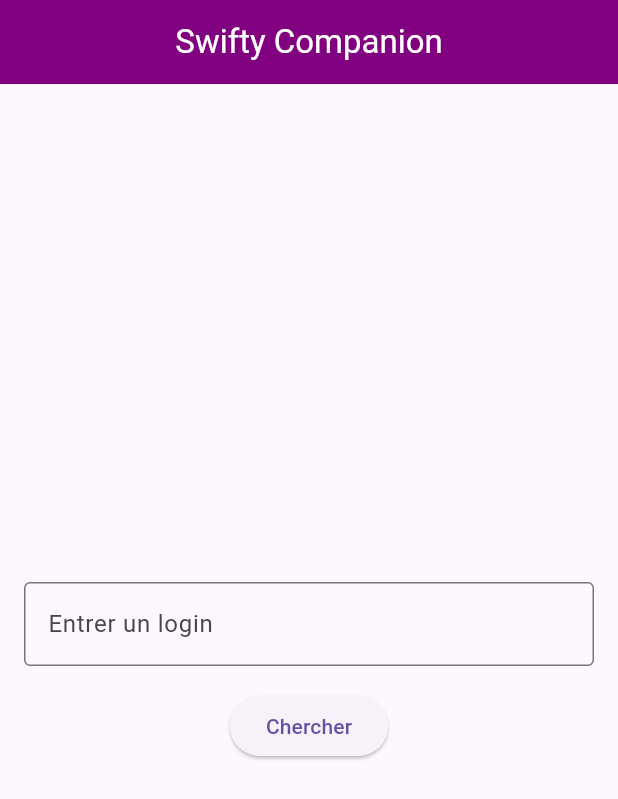
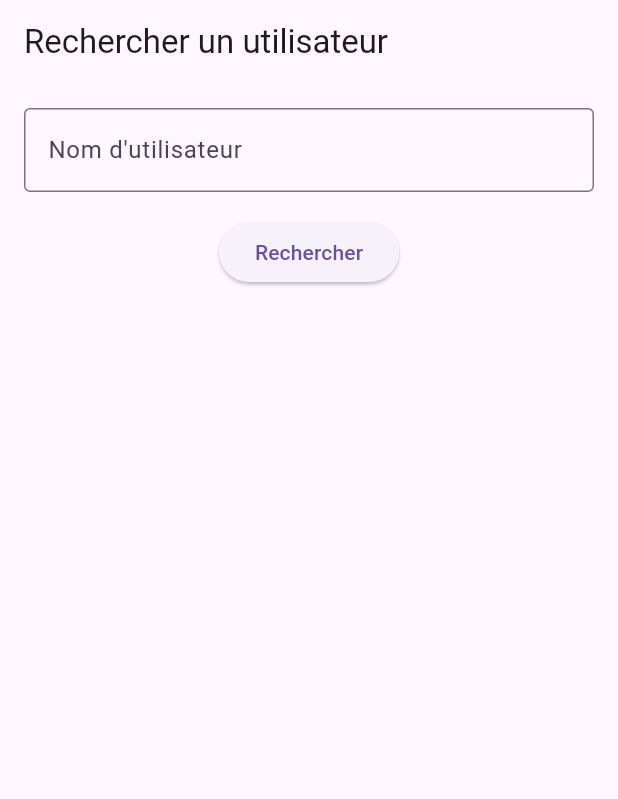
Before and after one commit to Nowa-k/swifty-companion, a Flutter app: the screen it shows after launch, on a phone screen of 412 x 824 dp. Shown: the top 799 px of the screen. Run offline on Flutter 3.47's test engine with Material 3 defaults, Android fonts, the phone set to English and light mode, and no system bars; accounts and stored records are empty.

```diff
--- /dev/null
+++ b/swifty/devtools_options.yaml
@@ -0,0 +1,3 @@
+description: This file stores settings for Dart & Flutter DevTools.
+documentation: https://docs.flutter.dev/tools/devtools/extensions#configure-extension-enablement-states
+extensions:
--- a/swifty/lib/main.dart
+++ b/swifty/lib/main.dart
@@ -1,47 +1,26 @@
 import 'package:flutter/material.dart';
-import 'views/form_username.dart';
+import 'package:provider/provider.dart';
+import 'views/search_user_page.dart';
+import 'views_models/user_viewmodel.dart';
 
 void main() {
-  runApp(const MyApp());
+  runApp(
+    MultiProvider(
+      providers: [
+        ChangeNotifierProvider(create: (_) => UserViewModel()),
+      ],
+      child: MyApp(),
+    ),
+  );
 }
 
 class MyApp extends StatelessWidget {
-  const MyApp({super.key});
-
   @override
   Widget build(BuildContext context) {
     return MaterialApp(
-      title: 'Swifty',
-      theme: ThemeData(
-        primarySwatch: Colors.purple,
-      ),
-      home: const HomePage(),
+      debugShowCheckedModeBanner: false,
+      title: 'Flutter MVVM',
+      home: SearchUserPage(),
     );
   }
 }
-
-class HomePage extends StatelessWidget {
-  const HomePage({super.key});
-
-  @override
-  Widget build(BuildContext context) {
-    return Scaffold(
-      appBar: AppBar(
-        title: const Text(
-            'Swifty Companion',
-            style: TextStyle(color: Colors.white)
-        ),
-        centerTitle: true,
-        backgroundColor: const Color(0xFF800080),
-      ),
-      body: const Center(
-        child: Column(
-          mainAxisAlignment: MainAxisAlignment.center,
-          children: <Widget>[
-            FormUsername(),
-          ],
-        ),
-      ),
-    );
-  }
-}
--- /dev/null
+++ b/swifty/lib/models/userModel.dart
@@ -0,0 +1,17 @@
+class UserModel {
+  final String id;
+  final String name;
+  final String email;
+  final String username;
+
+  UserModel({required this.id, required this.name, required this.email, required this.username});
+
+  factory UserModel.fromJson(Map<String, dynamic> json) {
+    return UserModel(
+      id: json['id'],
+      name: json['name'],
+      email: json['email'],
+      username: json['username'],
+    );
+  }
+}
--- a/swifty/lib/views/form_username.dart
+++ /dev/null
@@ -1,51 +0,0 @@
-import 'package:flutter/material.dart';
-import 'user_information.dart';
-
-class FormUsername extends StatefulWidget {
-  const FormUsername({super.key});
-
-  @override
-  State<FormUsername> createState() => _FormUsernameState();
-}
-
-class _FormUsernameState extends State<FormUsername> {
-  final myController = TextEditingController();
-
-  @override
-  void dispose() {
-    myController.dispose();
-    super.dispose();
-  }
-
-  @override
-  Widget build(BuildContext context) {
-    return Column(
-      mainAxisAlignment: MainAxisAlignment.center,
-      children: [
-        Padding(
-          padding: const EdgeInsets.all(16),
-          child: TextField(
-            controller: myController,
-            style: const TextStyle(color: Color(0xFF800080)),
-            decoration: const InputDecoration(
-              labelText: 'Entrer un login',
-              border: OutlineInputBorder(),
-            ),
-          ),
-        ),
-        ElevatedButton(
-          onPressed: () {
-            String enteredText = myController.text;
-            Navigator.push(
-              context,
-              MaterialPageRoute(
-                builder: (context) => UserInformation(inputText: enteredText), // Passage des données à la seconde page
-              ),
-            );
-          },
-          child: const Text('Chercher'),
-        ),
-      ],
-    );
-  }
-}
--- /dev/null
+++ b/swifty/lib/views/search_user_page.dart
@@ -0,0 +1,51 @@
+import 'package:flutter/material.dart';
+import 'package:provider/provider.dart';
+import '../views_models/user_viewmodel.dart';
+import 'user_detail_page.dart';
+
+class SearchUserPage extends StatelessWidget {
+  final TextEditingController _controller = TextEditingController();
+
+  @override
+  Widget build(BuildContext context) {
+    return Scaffold(
+      appBar: AppBar(title: Text("Rechercher un utilisateur")),
+      body: Padding(
+        padding: const EdgeInsets.all(16.0),
+        child: Column(
+          children: [
+            TextField(
+              controller: _controller,
+              decoration: InputDecoration(
+                labelText: "Nom d'utilisateur",
+                border: OutlineInputBorder(),
+              ),
+            ),
+            SizedBox(height: 16),
+            ElevatedButton(
+              onPressed: () {
+                final username = _controller.text.trim();
+                if (username.isNotEmpty) {
+                  Provider.of<UserViewModel>(context, listen: false).fetchUser(username).then((_) {
+                    final user = Provider.of<UserViewModel>(context, listen: false).user;
+                    if (user != null) {
+                      Navigator.push(
+                        context,
+                        MaterialPageRoute(builder: (context) => UserDetailPage()),
+                      );
+                    } else {
+                      ScaffoldMessenger.of(context).showSnackBar(
+                        SnackBar(content: Text('Utilisateur introuvable.')),
+                      );
+                    }
+                  });
+                }
+              },
+              child: Text("Rechercher"),
+            ),
+          ],
+        ),
+      ),
+    );
+  }
+}
--- /dev/null
+++ b/swifty/lib/views_models/user_viewmodel.dart
@@ -0,0 +1,23 @@
+import 'package:flutter/material.dart';
+import '../models/userModel.dart';
+import '../services/apiService.dart';
+
+class UserViewModel extends ChangeNotifier {
+
+  final Api _api = Api();
+  UserModel? _user;
+  bool _isLoading = false;
+
+  UserModel? get user => _user;
+  bool get isLoading => _isLoading;
+
+  Future<void> fetchUser (String username) async {
+    _isLoading = true;
+    notifyListeners();
+
+    _user = await _api.fetchUser(username);
+
+    _isLoading = false;
+    notifyListeners();
+  }
+}
--- a/swifty/pubspec.yaml
+++ b/swifty/pubspec.yaml
@@ -37,6 +37,7 @@ dependencies:
   # The following adds the Cupertino Icons font to your application.
   # Use with the CupertinoIcons class for iOS style icons.
   cupertino_icons: ^1.0.8
+  provider: ^6.1.2
 
 dev_dependencies:
   flutter_test:
```
Also changed, not shown: swifty/lib/services/apiService.dart (added, +38 -0 lines), swifty/lib/views/user_detail_page.dart (added, +34 -0 lines), swifty/lib/views/user_information.dart (deleted, +0 -34 lines), swifty/lib/models/user.dart (deleted), swifty/lib/services/api_service.dart (deleted), swifty/lib/views_models/user.dart (deleted), swifty/pubspec.lock, 1 other file.
